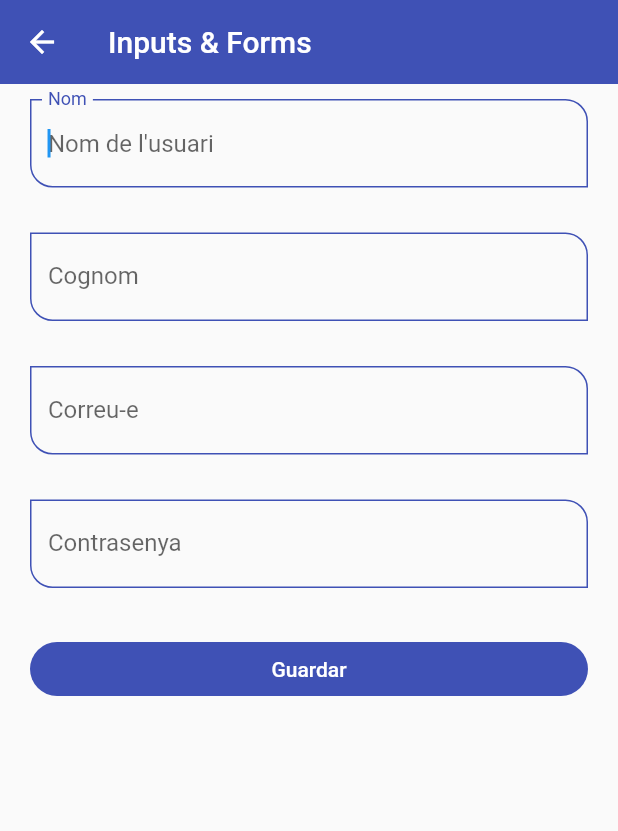
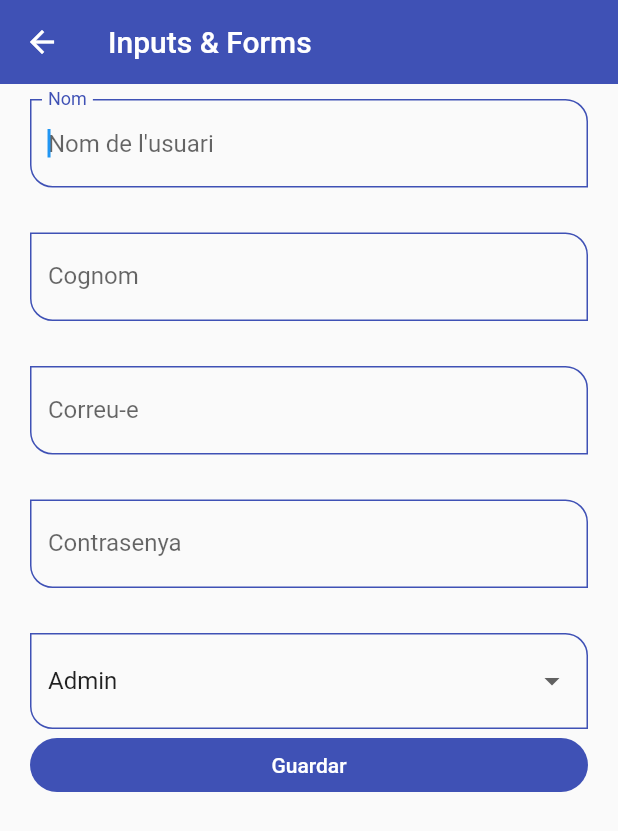
Before and after one commit to sitnesTIC/flutter_applications, a Flutter app: the InputsScreen screen opened by its route, on a phone screen of 412 x 824 dp. Shown: the top 831 px of the screen. Run offline on Flutter 3.47's test engine with Material 2 defaults, Android fonts, the phone set to English and light mode, and no system bars.

Commit message:
DropdownButtonFormField

```diff
--- a/lib/screens/inputs_screen.dart
+++ b/lib/screens/inputs_screen.dart
@@ -66,6 +66,31 @@ class InputsScreen extends StatelessWidget {
                 const SizedBox(
                   height: 30,
                 ),
+                DropdownButtonFormField<String>(
+                  value: 'Admin',
+                  items: const [
+                    DropdownMenuItem(
+                      value: 'Admin',
+                      child: Text('Admin'),
+                    ),
+                    DropdownMenuItem(
+                      value: 'Superuser',
+                      child: Text('Superuser'),
+                    ),
+                    DropdownMenuItem(
+                      value: 'Developer',
+                      child: Text('Developer'),
+                    ),
+                    DropdownMenuItem(
+                      value: 'Jr. Developer',
+                      child: Text('Jr. Developer'),
+                    ),
+                  ],
+                  onChanged: (value) {
+                    print(value);
+                    formValues['rol'] = value ?? 'Admin';
+                  },
+                ),
                 ElevatedButton(
                   child: const SizedBox(
                       width: double.infinity,
```
